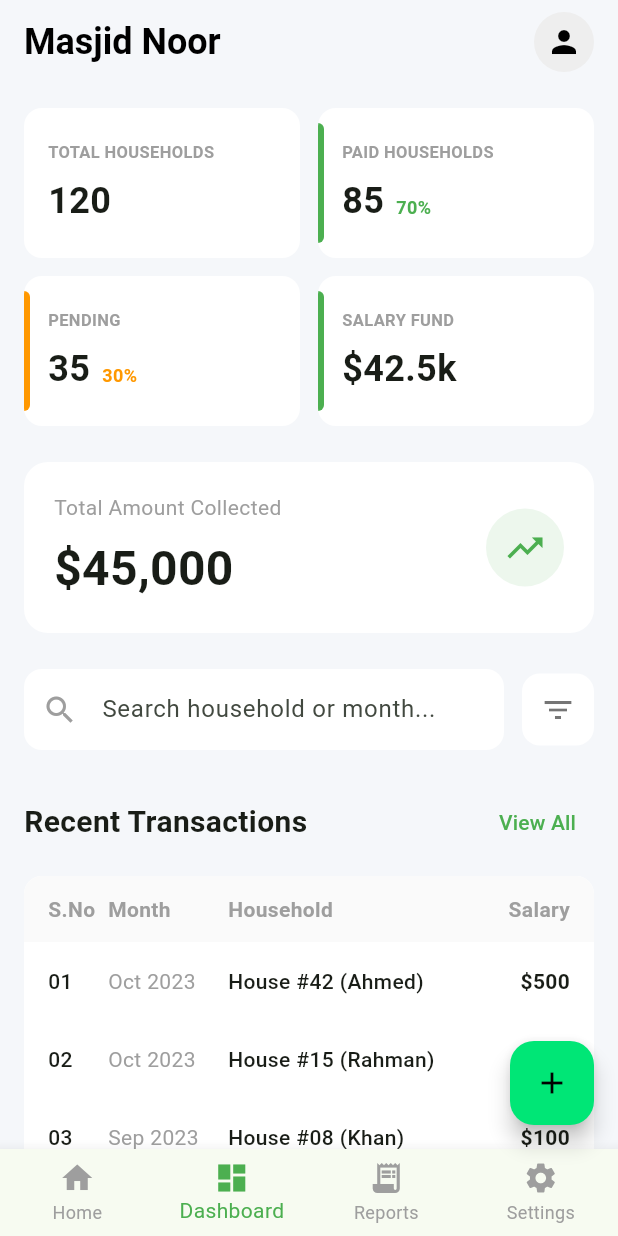
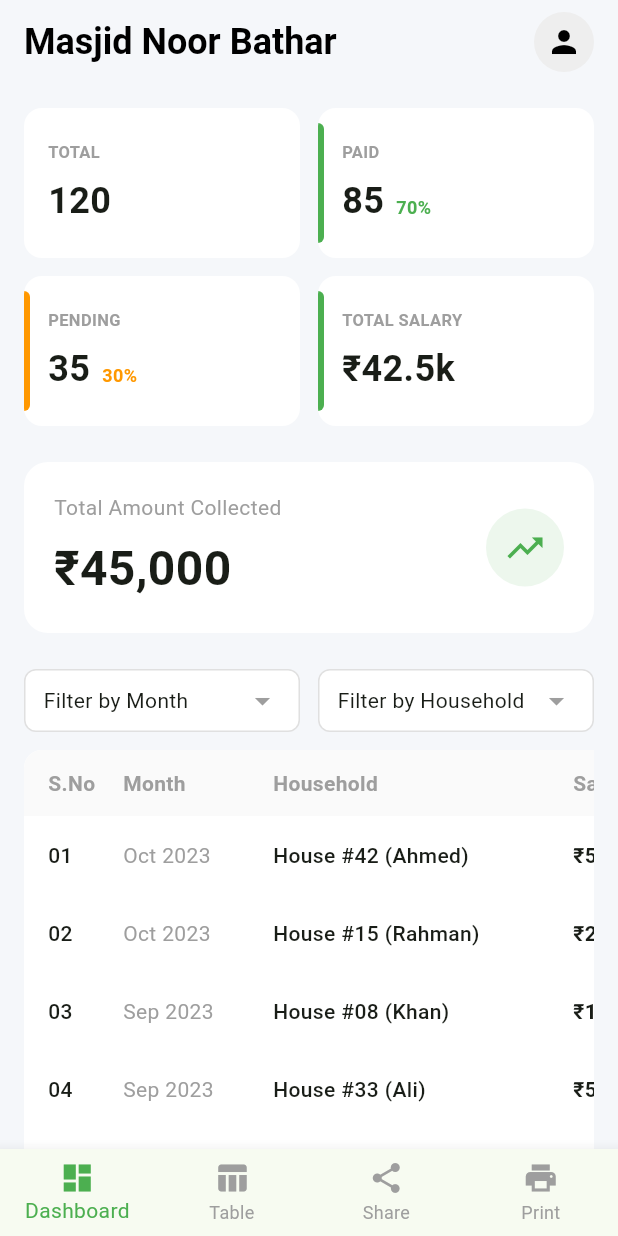
Before and after one commit to aariznazirwani/masjidnoor, a Flutter app: the screen it shows after launch, on a phone screen of 412 x 824 dp. Run offline on Flutter 3.47's test engine with Material 3 defaults, Android fonts, the phone set to English and light mode, and no system bars; our stand-ins replace package_info_plus; network calls fail.

Commit message:
2nd Phase

```diff
--- a/lib/dashboard_screen.dart
+++ b/lib/dashboard_screen.dart
@@ -1,5 +1,8 @@
 import 'package:flutter/material.dart';
+import 'dart:async';
+import 'dart:math';
 import 'admin_login_screen.dart';
+import 'update_manager.dart';
 import 'update_manager.dart';
 
 class DashboardScreen extends StatefulWidget {
@@ -10,13 +13,59 @@ class DashboardScreen extends StatefulWidget {
 }
 
 class _DashboardScreenState extends State<DashboardScreen> {
+  final ScrollController _scrollController = ScrollController();
+  final GlobalKey _tableKey = GlobalKey();
+  int _currentIndex = 0;
+
+  int _titleIndex = 0;
+  final List<String> _titles = ['Masjid Noor Bathar', 'مسجد نور بٹھار'];
+  Timer? _titleTimer;
+
   @override
   void initState() {
     super.initState();
+    _startTitleTimer();
     // Check for updates after the frame is built
     WidgetsBinding.instance.addPostFrameCallback((_) {
       UpdateManager(context).checkForUpdates();
     });
+  }
+
+  void _startTitleTimer() {
+    _titleTimer = Timer.periodic(const Duration(milliseconds: 3000), (timer) {
+      if (mounted) {
+        setState(() {
+          _titleIndex = (_titleIndex + 1) % _titles.length;
+        });
+      }
+    });
+  }
+
+  void _onItemTapped(int index) {
+    setState(() {
+      _currentIndex = index;
+    });
+    if (index == 0) {
+      _scrollController.animateTo(
+        0,
+        duration: const Duration(milliseconds: 500),
+        curve: Curves.easeInOut,
+      );
+    } else if (index == 1) {
+      if (_tableKey.currentContext != null) {
+        Scrollable.ensureVisible(
+          _tableKey.currentContext!,
+          duration: const Duration(milliseconds: 500),
+          curve: Curves.easeInOut,
+        );
+      }
+    }
+  }
+
+  @override
+  void dispose() {
+    _titleTimer?.cancel();
+    super.dispose();
   }
 
   @override
@@ -26,12 +75,39 @@ class _DashboardScreenState extends State<DashboardScreen> {
       appBar: AppBar(
         backgroundColor: Colors.transparent,
         elevation: 0,
-        title: const Text(
-          'Masjid Noor',
-          style: TextStyle(
+        title: AnimatedSwitcher(
+          duration: const Duration(milliseconds: 600),
+          transitionBuilder: (Widget child, Animation<double> animation) {
+            final rotateAnim = Tween(
+              begin: pi / 2,
+              end: 0.0,
+            ).animate(animation);
+            return AnimatedBuilder(
+              animation: rotateAnim,
+              child: child,
+              builder: (context, child) {
+                final isUnder = (ValueKey(_titles[_titleIndex]) != child?.key);
+                var tilt = ((animation.value - 0.5).abs() - 0.5) * 0.003;
+                tilt *= isUnder ? -1.0 : 1.0;
+                final value = isUnder
+                    ? min(rotateAnim.value, pi / 2)
+                    : rotateAnim.value;
+                return Transform(
+                  transform: Matrix4.rotationX(value)..setEntry(3, 1, tilt),
+                  alignment: Alignment.center,
+                  child: child,
+                );
+              },
+            );
+          },
+          child: Text(
+            _titles[_titleIndex],
+            key: ValueKey<String>(_titles[_titleIndex]),
+            style: const TextStyle(
               color: Colors.black,
               fontWeight: FontWeight.bold,
               fontSize: 24,
+            ),
           ),
         ),
         actions: [
@@ -55,6 +131,7 @@ class _DashboardScreenState extends State<DashboardScreen> {
         ],
       ),
       body: SingleChildScrollView(
+        controller: _scrollController,
         padding: const EdgeInsets.all(16.0),
         child: Column(
           crossAxisAlignment: CrossAxisAlignment.start,
@@ -64,7 +141,7 @@ class _DashboardScreenState extends State<DashboardScreen> {
               children: [
                 Expanded(
                   child: StatCard(
-                    title: 'TOTAL HOUSEHOLDS',
+                    title: 'TOTAL',
                     value: '120',
                     borderLeftColor: Colors.transparent,
                   ),
@@ -72,7 +149,7 @@ class _DashboardScreenState extends State<DashboardScreen> {
                 SizedBox(width: 12),
                 Expanded(
                   child: StatCard(
-                    title: 'PAID HOUSEHOLDS',
+                    title: 'PAID',
                     value: '85',
                     percentage: '70%',
                     percentageColor: Colors.green,
@@ -96,8 +173,8 @@ class _DashboardScreenState extends State<DashboardScreen> {
                 SizedBox(width: 12),
                 Expanded(
                   child: StatCard(
-                    title: 'SALARY FUND',
-                    value: '\$42.5k',
+                    title: 'TOTAL SALARY',
+                    value: '₹42.5k',
                     borderLeftColor: Colors.green,
                   ),
                 ),
@@ -125,7 +202,7 @@ class _DashboardScreenState extends State<DashboardScreen> {
                       ),
                       SizedBox(height: 8),
                       Text(
-                        '\$45,000',
+                        '₹45,000',
                         style: TextStyle(
                           fontSize: 32,
                           fontWeight: FontWeight.bold,
@@ -133,6 +210,7 @@ class _DashboardScreenState extends State<DashboardScreen> {
                       ),
                     ],
                   ),
+
                   Container(
                     padding: const EdgeInsets.all(12),
                     decoration: BoxDecoration(
@@ -151,55 +229,50 @@ class _DashboardScreenState extends State<DashboardScreen> {
 
             const SizedBox(height: 24),
 
-            // Search Bar
+            // Search Bar Removed
+
+            // Filter Options
             Row(
               children: [
                 Expanded(
                   child: Container(
+                    padding: const EdgeInsets.symmetric(
+                      horizontal: 12,
+                      vertical: 8,
+                    ),
                     decoration: BoxDecoration(
                       color: Colors.white,
-                      borderRadius: BorderRadius.circular(12),
+                      borderRadius: BorderRadius.circular(8),
+                      border: Border.all(color: Colors.grey.shade300),
                     ),
-                    child: const TextField(
-                      decoration: InputDecoration(
-                        hintText: 'Search household or month...',
-                        prefixIcon: Icon(Icons.search, color: Colors.grey),
-                        border: InputBorder.none,
-                        contentPadding: EdgeInsets.symmetric(
-                          horizontal: 20,
-                          vertical: 15,
-                        ),
-                      ),
+                    child: const Row(
+                      mainAxisAlignment: MainAxisAlignment.spaceBetween,
+                      children: [
+                        Text('Filter by Month'),
+                        Icon(Icons.arrow_drop_down, color: Colors.grey),
+                      ],
                     ),
                   ),
                 ),
                 const SizedBox(width: 12),
-                Container(
-                  padding: const EdgeInsets.all(12),
+                Expanded(
+                  child: Container(
+                    padding: const EdgeInsets.symmetric(
+                      horizontal: 12,
+                      vertical: 8,
+                    ),
                     decoration: BoxDecoration(
                       color: Colors.white,
-                    borderRadius: BorderRadius.circular(12),
+                      borderRadius: BorderRadius.circular(8),
+                      border: Border.all(color: Colors.grey.shade300),
                     ),
-                  child: const Icon(Icons.filter_list, color: Colors.black54),
-                ),
+                    child: const Row(
+                      mainAxisAlignment: MainAxisAlignment.spaceBetween,
+                      children: [
+                        Text('Filter by Household'),
+                        Icon(Icons.arrow_drop_down, color: Colors.grey),
                       ],
                     ),
-
-            const SizedBox(height: 24),
-
-            // Recent Transactions Header
-            Row(
-              mainAxisAlignment: MainAxisAlignment.spaceBetween,
-              children: [
-                const Text(
-                  'Recent Transactions',
-                  style: TextStyle(fontSize: 20, fontWeight: FontWeight.bold),
-                ),
-                TextButton(
-                  onPressed: () {},
-                  child: const Text(
-                    'View All',
-                    style: TextStyle(color: Colors.green),
                   ),
                 ),
               ],
@@ -209,11 +282,15 @@ class _DashboardScreenState extends State<DashboardScreen> {
 
             // Transactions Table
             Container(
+              key: _tableKey,
               decoration: BoxDecoration(
                 color: Colors.white,
                 borderRadius: BorderRadius.circular(12),
               ),
+              child: SingleChildScrollView(
+                scrollDirection: Axis.horizontal,
                 child: Column(
+                  crossAxisAlignment: CrossAxisAlignment.start,
                   children: [
                     // Header
                     Container(
@@ -231,7 +308,7 @@ class _DashboardScreenState extends State<DashboardScreen> {
                       child: const Row(
                         children: [
                           SizedBox(
-                          width: 40,
+                            width: 50,
                             child: Text(
                               'S.No',
                               style: TextStyle(
@@ -241,7 +318,7 @@ class _DashboardScreenState extends State<DashboardScreen> {
                             ),
                           ),
                           SizedBox(
-                          width: 80,
+                            width: 100,
                             child: Text(
                               'Month',
                               style: TextStyle(
@@ -250,7 +327,8 @@ class _DashboardScreenState extends State<DashboardScreen> {
                               ),
                             ),
                           ),
-                        Expanded(
+                          SizedBox(
+                            width: 200,
                             child: Text(
                               'Household',
                               style: TextStyle(
@@ -259,11 +337,14 @@ class _DashboardScreenState extends State<DashboardScreen> {
                               ),
                             ),
                           ),
-                        Text(
+                          SizedBox(
+                            width: 100,
+                            child: Text(
                               'Salary',
                               style: TextStyle(
                                 fontWeight: FontWeight.bold,
                                 color: Colors.grey,
+                              ),
                             ),
                           ),
                         ],
@@ -274,65 +355,58 @@ class _DashboardScreenState extends State<DashboardScreen> {
                       sNo: '01',
                       month: 'Oct 2023',
                       household: 'House #42 (Ahmed)',
-                    amount: '\$500',
+                      amount: '₹500',
                     ),
                     const TransactionItem(
                       sNo: '02',
                       month: 'Oct 2023',
                       household: 'House #15 (Rahman)',
-                    amount: '\$250',
+                      amount: '₹250',
                     ),
                     const TransactionItem(
                       sNo: '03',
                       month: 'Sep 2023',
                       household: 'House #08 (Khan)',
-                    amount: '\$100',
+                      amount: '₹100',
                     ),
                     const TransactionItem(
                       sNo: '04',
                       month: 'Sep 2023',
                       household: 'House #33 (Ali)',
-                    amount: '\$500',
+                      amount: '₹500',
                     ),
                     const TransactionItem(
                       sNo: '05',
                       month: 'Aug 2023',
                       household: 'House #99 (Yusuf)',
-                    amount: '\$100',
+                      amount: '₹100',
                     ),
                   ],
                 ),
               ),
-            const SizedBox(height: 80), // Space for FAB
+            ),
+            // Space for FAB removed as requested
           ],
         ),
       ),
-      floatingActionButton: FloatingActionButton(
-        onPressed: () {},
-        backgroundColor: const Color(0xFF00E676),
-        child: const Icon(Icons.add, color: Colors.black),
-      ),
+      // floatingActionButton removed
       bottomNavigationBar: BottomNavigationBar(
-        currentIndex: 1, // Dashboard selected
+        currentIndex: _currentIndex,
+        onTap: _onItemTapped,
         selectedItemColor: Colors.green,
         unselectedItemColor: Colors.grey,
         type: BottomNavigationBarType.fixed,
         items: const [
-          BottomNavigationBarItem(icon: Icon(Icons.home), label: 'Home'),
           BottomNavigationBarItem(
             icon: Icon(Icons.dashboard),
             label: 'Dashboard',
           ),
           BottomNavigationBarItem(
-            icon: Icon(
-              Icons.receipt_long,
-            ), // Closest to 'Reports' icon in image
-            label: 'Reports',
+            icon: Icon(Icons.table_chart),
+            label: 'Table',
           ),
-          BottomNavigationBarItem(
-            icon: Icon(Icons.settings),
-            label: 'Settings',
-          ),
+          BottomNavigationBarItem(icon: Icon(Icons.share), label: 'Share'),
+          BottomNavigationBarItem(icon: Icon(Icons.print), label: 'Print'),
         ],
       ),
     );
@@ -463,23 +537,30 @@ class TransactionItem extends StatelessWidget {
       child: Row(
         children: [
           SizedBox(
-            width: 40,
+            width: 50,
             child: Text(
               sNo,
               style: const TextStyle(fontWeight: FontWeight.w500),
             ),
           ),
           SizedBox(
-            width: 80,
+            width: 100,
             child: Text(month, style: const TextStyle(color: Colors.grey)),
           ),
-          Expanded(
+          SizedBox(
+            width: 200,
             child: Text(
               household,
               style: const TextStyle(fontWeight: FontWeight.w500),
             ),
           ),
-          Text(amount, style: const TextStyle(fontWeight: FontWeight.bold)),
+          SizedBox(
+            width: 100,
+            child: Text(
+              amount,
+              style: const TextStyle(fontWeight: FontWeight.bold),
+            ),
+          ),
         ],
       ),
     );
--- a/pubspec.yaml
+++ b/pubspec.yaml
@@ -16,7 +16,7 @@ publish_to: 'none' # Remove this line if you wish to publish to pub.dev
 # https://developer.apple.com/library/archive/documentation/General/Reference/InfoPlistKeyReference/Articles/CoreFoundationKeys.html
 # In Windows, build-name is used as the major, minor, and patch parts
 # of the product and file versions while build-number is used as the build suffix.
-version: 1.0.0+1
+version: 1.0.1+2
 
 environment:
 
@@ -50,6 +50,7 @@ dev_dependencies:
   # package. See that file for information about deactivating specific lint
   # rules and activating additional ones.
   flutter_lints: ^6.0.0
+  flutter_launcher_icons: ^0.14.4
 
 # For information on the generic Dart part of this file, see the
 # following page: https://dart.dev/tools/pub/pubspec
@@ -63,6 +64,9 @@ flutter:
   uses-material-design: true
 
   # To add assets to your application, add an assets section, like this:
+  assets:
+    - assets/app_icon.png
+
   # assets:
   #   - images/a_dot_burr.jpeg
   #   - images/a_dot_ham.jpeg
--- a/version.json
+++ b/version.json
@@ -1,5 +1,5 @@
 {
-    "latestVersion": "1.0.0",
-    "isMandatory": true,
-    "updateUrl": "https://github.com/aariznazirwani/masjidnoor"
+    "latestVersion": "1.0.1",
+    "isMandatory": false,
+    "updateUrl": "https://github.com/aariznazirwani/masjidnoor/releases"
 }
```
Also changed, not shown: flutter_launcher_icons.yaml (added, +17 -0 lines), lib/admin_login_screen.dart (+25 -92 lines), assets/app_icon.png (added), pubspec.lock, 43 other files. Lines whose indentation alone changed are shown as unchanged.
